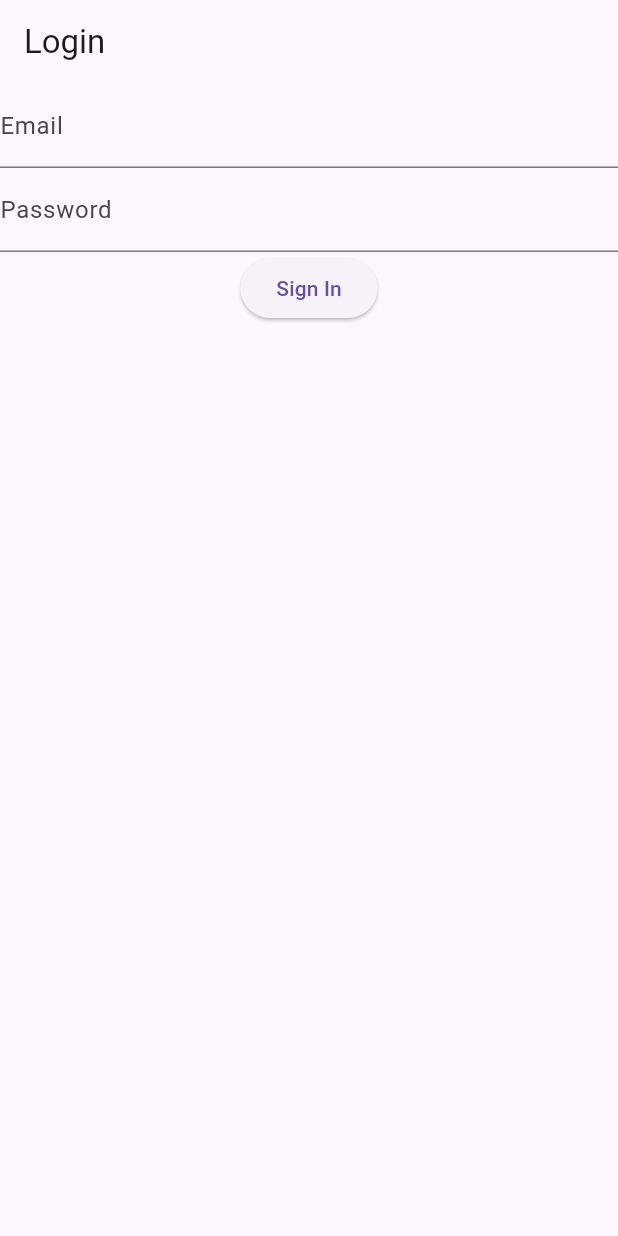
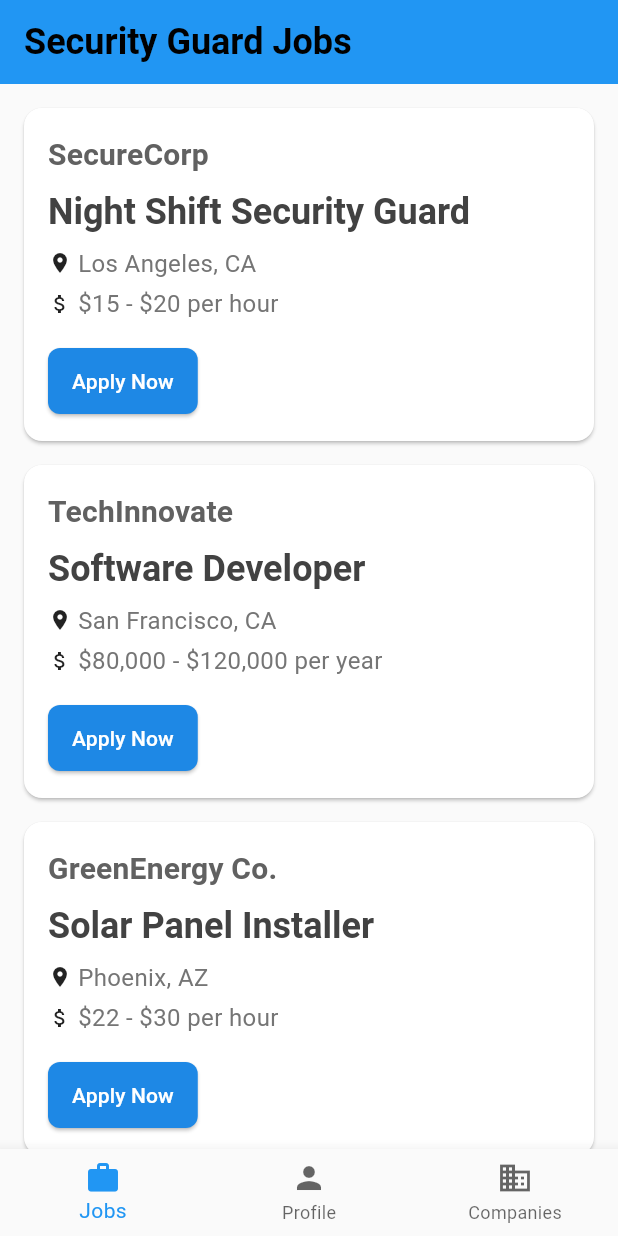
Before and after one commit to msoheib/flutterguard, a Flutter app: the screen it shows after launch, on a phone screen of 412 x 824 dp. Run offline on Flutter 3.47's test engine with Material 3 defaults, Android fonts, the light colour scheme and no system bars; our stand-ins replace cloud_firestore, firebase_auth, firebase_core; accounts and stored records are empty.

Commit message:
working android

```diff
--- a/lib/main.dart
+++ b/lib/main.dart
@@ -1,49 +1,195 @@
 import 'package:flutter/material.dart';
+import 'pages/jobseeker_profile.dart';
+import 'pages/job_posting_list.dart';
+import 'pages/hiring_company_list.dart';
 import 'package:firebase_core/firebase_core.dart';
-import 'package:firebase_auth/firebase_auth.dart';
-import 'package:provider/provider.dart';
-import 'services/auth_service.dart';
-import 'pages/home_page.dart';
-import 'pages/login_page.dart';
+import 'firebase_options.dart';
 
 void main() async {
-  WidgetsFlutterBinding.ensureInitialized();
-  await Firebase.initializeApp();
-  runApp(MyApp());
+  try {
+    WidgetsFlutterBinding.ensureInitialized();
+
+    // Initialize Firebase with timeout
+    await initializeFirebase().timeout(
+      const Duration(seconds: 10),
+      onTimeout: () => throw 'Firebase initialization timeout',
+    );
+
+    runApp(const SecurityGuardJobApp());
+  } catch (e) {
+    print('Initialization error: $e');
+    // Show an error screen
+    runApp(MaterialApp(
+      home: Scaffold(
+        body: Center(
+          child: Text('Error initializing app: $e'),
+        ),
+      ),
+    ));
+  }
 }
 
-class MyApp extends StatelessWidget {
+class SecurityGuardJobApp extends StatelessWidget {
+  const SecurityGuardJobApp({super.key});
+
   @override
   Widget build(BuildContext context) {
-    return MultiProvider(
-      providers: [
-        Provider<AuthService>(
-          create: (_) => AuthService(),
+    return MaterialApp(
+      title: 'Security Guard Job Platform',
+      theme: ThemeData(
+        primarySwatch: Colors.blue,
+        colorScheme: ColorScheme.fromSwatch(primarySwatch: Colors.blue).copyWith(
+          secondary: Colors.amber,
+          surface: Colors.grey[50],
         ),
-        StreamProvider(
-          create: (context) => context.read<AuthService>().authStateChanges,
-          initialData: null,
+        textTheme: TextTheme(
+          titleLarge: TextStyle(
+              color: Colors.grey[800],
+              fontSize: 24,
+              fontWeight: FontWeight.bold),
+          titleMedium: TextStyle(
+              color: Colors.grey[700],
+              fontSize: 20,
+              fontWeight: FontWeight.w600),
+          bodyMedium: TextStyle(
+              color: Colors.grey[600],
+              fontSize: 16),
         ),
-      ],
-      child: MaterialApp(
-        title: 'Security Guard App',
-        theme: ThemeData(
-          primarySwatch: Colors.blue,
+        elevatedButtonTheme: ElevatedButtonThemeData(
+          style: ElevatedButton.styleFrom(
+            backgroundColor: Colors.blue[600],
+            foregroundColor: Colors.white,
+            padding: const EdgeInsets.symmetric(
+                horizontal: 16, vertical: 12),
+            shape: RoundedRectangleBorder(
+              borderRadius: BorderRadius.circular(8),
+            ),
+          ),
         ),
-        home: AuthWrapper(),
+      ),
+      darkTheme: ThemeData.dark().copyWith(
+        scaffoldBackgroundColor: Colors.grey[900],
+        textTheme: TextTheme(
+          titleLarge: const TextStyle(
+              color: Colors.white,
+              fontSize: 24,
+              fontWeight: FontWeight.bold),
+          titleMedium: TextStyle(
+              color: Colors.grey[200],
+              fontSize: 20,
+              fontWeight: FontWeight.w600),
+          bodyMedium: TextStyle(
+              color: Colors.grey[300],
+              fontSize: 16),
+        ),
+      ),
+      home: const HomePage(),
+    );
+  }
+}
+
+class HomePage extends StatefulWidget {
+  const HomePage({super.key});
+
+  @override
+  _HomePageState createState() => _HomePageState();
+}
+
+class _HomePageState extends State<HomePage> {
+  int _currentIndex = 0;
+  late List<Widget> _pages;
+  bool _isLoading = true;
+
+  @override
+  void initState() {
+    super.initState();
+    _initializePages();
+  }
+
+  Future<void> _initializePages() async {
+    try {
+      setState(() {
+        _isLoading = true;
+      });
+
+      _pages = [
+        JobPostingList(),
+        JobseekerProfile(),
+        HiringCompanyProfile(),
+      ];
+
+      setState(() {
+        _isLoading = false;
+      });
+    } catch (e) {
+      print('Error initializing pages: $e');
+      setState(() {
+        _isLoading = false;
+      });
+    }
+  }
+
+  @override
+  Widget build(BuildContext context) {
+    if (_isLoading) {
+      return Scaffold(
+        body: Center(
+          child: CircularProgressIndicator(),
+        ),
+      );
+    }
+
+    return Scaffold(
+      appBar: AppBar(
+        title: const Text("Security Guard Jobs"),
+        backgroundColor: Theme.of(context).colorScheme.primary,
+      ),
+      body: IndexedStack(
+        index: _currentIndex,
+        children: _pages,
+      ),
+      bottomNavigationBar: BottomNavigationBar(
+        currentIndex: _currentIndex,
+        onTap: (index) {
+          setState(() {
+            _currentIndex = index;
+          });
+        },
+        items: const [
+          BottomNavigationBarItem(
+            icon: Icon(Icons.work),
+            label: 'Jobs',
+          ),
+          BottomNavigationBarItem(
+            icon: Icon(Icons.person),
+            label: 'Profile',
+          ),
+          BottomNavigationBarItem(
+            icon: Icon(Icons.business),
+            label: 'Companies',
+          ),
+        ],
+        selectedItemColor: Theme.of(context).colorScheme.primary,
+        unselectedItemColor: Theme.of(context).colorScheme.onSurface.withOpacity(0.6),
+        backgroundColor: Theme.of(context).colorScheme.surface,
       ),
     );
   }
 }
 
-class AuthWrapper extends StatelessWidget {
-  @override
-  Widget build(BuildContext context) {
-    final user = context.watch<User?>();
-
-    if (user != null) {
-      return HomePage();
+Future<void> initializeFirebase() async {
+  try {
+    // Check if Firebase is already initialized
+    if (Firebase.apps.isEmpty) {
+      await Firebase.initializeApp(
+        name: 'SecurityGuardApp', // Give a unique name
+        options: DefaultFirebaseOptions.currentPlatform,
+      );
+    } else {
+      Firebase.app('SecurityGuardApp'); // Use existing instance
     }
-    return LoginPage();
+  } catch (e) {
+    print('Firebase initialization error: $e');
+    rethrow;
   }
 }
--- a/lib/pages/home_page.dart
+++ b/lib/pages/home_page.dart
@@ -3,6 +3,8 @@ import 'package:provider/provider.dart';
 import '../services/auth_service.dart';
 
 class HomePage extends StatelessWidget {
+  const HomePage({super.key});
+
   @override
   Widget build(BuildContext context) {
     final authService = Provider.of<AuthService>(context);
--- a/lib/pages/job_listings_page.dart
+++ b/lib/pages/job_listings_page.dart
@@ -2,6 +2,8 @@
 import 'package:flutter/material.dart';
 
 class JobListingsPage extends StatelessWidget {
+  const JobListingsPage({super.key});
+
   @override
   Widget build(BuildContext context) {
     return Scaffold(
--- /dev/null
+++ b/lib/pages/job_posting_list.dart
@@ -0,0 +1,88 @@
+import 'package:flutter/material.dart';
+
+class JobPostingList extends StatelessWidget {
+  const JobPostingList({super.key});
+
+  @override
+  Widget build(BuildContext context) {
+    return ListView(
+      padding: EdgeInsets.all(16.0),
+      children: [
+        JobPostingItem(
+          companyName: 'SecureCorp',
+          jobTitle: 'Night Shift Security Guard',
+          location: 'Los Angeles, CA',
+          salary: '\$15 - \$20 per hour',
+        ),
+        JobPostingItem(
+          companyName: 'TechInnovate',
+          jobTitle: 'Software Developer',
+          location: 'San Francisco, CA',
+          salary: '\$80,000 - \$120,000 per year',
+        ),
+        JobPostingItem(
+          companyName: 'GreenEnergy Co.',
+          jobTitle: 'Solar Panel Installer',
+          location: 'Phoenix, AZ',
+          salary: '\$22 - \$30 per hour',
+        ),
+      ],
+    );
+  }
+}
+
+class JobPostingItem extends StatelessWidget {
+  final String companyName;
+  final String jobTitle;
+  final String location;
+  final String salary;
+
+  const JobPostingItem({
+    super.key,
+    required this.companyName,
+    required this.jobTitle,
+    required this.location,
+    required this.salary,
+  });
+
+  @override
+  Widget build(BuildContext context) {
+    return Card(
+      margin: EdgeInsets.only(bottom: 16),
+      child: Padding(
+        padding: EdgeInsets.all(16),
+        child: Column(
+          crossAxisAlignment: CrossAxisAlignment.start,
+          children: [
+            Text(companyName, style: Theme.of(context).textTheme.titleMedium),
+            SizedBox(height: 8),
+            Text(jobTitle, style: Theme.of(context).textTheme.titleLarge),
+            SizedBox(height: 8),
+            Row(
+              children: [
+                Icon(Icons.location_on, size: 16),
+                SizedBox(width: 4),
+                Text(location, style: Theme.of(context).textTheme.bodyMedium),
+              ],
+            ),
+            SizedBox(height: 4),
+            Row(
+              children: [
+                Icon(Icons.attach_money, size: 16),
+                SizedBox(width: 4),
+                Text(salary, style: Theme.of(context).textTheme.bodyMedium),
+              ],
+            ),
+            SizedBox(height: 16),
+            ElevatedButton(
+              onPressed: () {
+                // TODO: Implement apply functionality
+              },
+              child: Text('Apply Now'),
+            ),
+          ],
+        ),
+      ),
+    );
+  }
+}
--- a/lib/pages/login_page.dart
+++ b/lib/pages/login_page.dart
@@ -3,6 +3,8 @@ import 'package:provider/provider.dart';
 import '../services/auth_service.dart';
 
 class LoginPage extends StatefulWidget {
+  const LoginPage({super.key});
+
   @override
   _LoginPageState createState() => _LoginPageState();
 }
--- a/pubspec.yaml
+++ b/pubspec.yaml
@@ -38,6 +38,8 @@ dependencies:
   # The following adds the Cupertino Icons font to your application.
   # Use with the CupertinoIcons class for iOS style icons.
   cupertino_icons: ^1.0.8
+  tailwind_cli: ^0.7.5
+  shadcn_ui: ^0.13.4+1
 
 dev_dependencies:
   flutter_test:
```
Also changed, not shown: lib/pages/hiring_company_list.dart (added, +128 -0 lines), lib/pages/job_posting.dart (added, +81 -0 lines), lib/pages/jobseeker_profile.dart (added, +142 -0 lines), lib/pages/profile_page.dart (deleted, +0 -12 lines), pubspec.lock, 105 other files.
